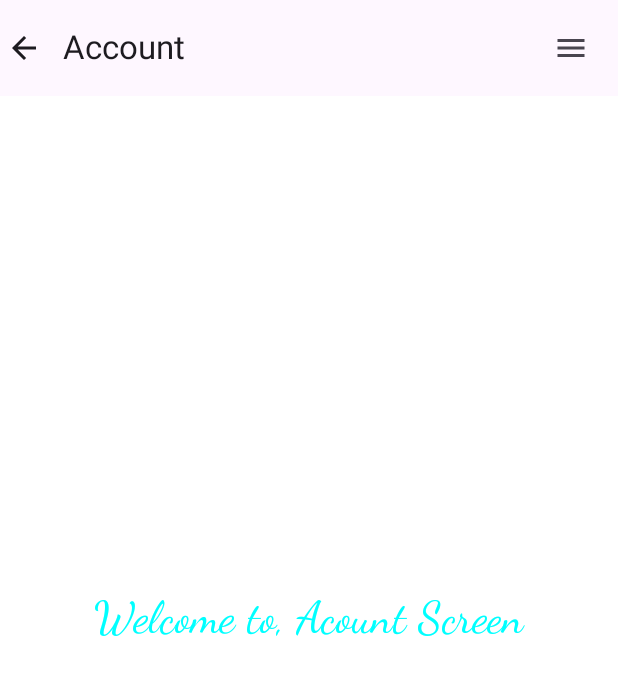
After one commit to hardi17/BottomNavigation-JetpackCompose, an Android app built with Jetpack Compose: the @Preview function AccountScreen, on a phone screen of 412 x 824 dp. The commit adds this screen. Shown: the top 675 px of the screen. Run offline under Robolectric (Android 15) with nearby library versions, the phone set to English and light mode, and no system bars.

Commit message:
Added top bar into all screens and add one more account screen.

```diff
--- /dev/null
+++ b/app/src/main/java/com/hardi/bottomnavigation/ui/screen/AccountScreen.kt
@@ -0,0 +1,66 @@
+package com.hardi.bottomnavigation.ui.screen
+
+import androidx.compose.foundation.layout.Box
+import androidx.compose.foundation.layout.fillMaxSize
+import androidx.compose.foundation.layout.padding
+import androidx.compose.material.icons.Icons
+import androidx.compose.material.icons.filled.ArrowBack
+import androidx.compose.material.icons.filled.Menu
+import androidx.compose.material3.ExperimentalMaterial3Api
+import androidx.compose.material3.Icon
+import androidx.compose.material3.IconButton
+import androidx.compose.material3.Text
+import androidx.compose.material3.TopAppBar
+import androidx.compose.runtime.Composable
+import androidx.compose.ui.Alignment
+import androidx.compose.ui.Modifier
+import androidx.compose.ui.graphics.Color
+import androidx.compose.ui.text.font.FontFamily
+import androidx.compose.ui.text.style.TextAlign
+import androidx.compose.ui.text.style.TextOverflow
+import androidx.compose.ui.tooling.preview.Preview
+import androidx.compose.ui.unit.dp
+import androidx.compose.ui.unit.sp
+import androidx.navigation.NavController
+
+@OptIn(ExperimentalMaterial3Api::class)
+@Preview
+@Composable
+fun AccountScreen() {
+    TopAppBar(
+        navigationIcon = {
+//            IconButton(onClick = //* do someything */) {
+                Icon(
+                    imageVector = Icons.Default.ArrowBack,
+                    contentDescription = "Back"
+                )
+//            }
+        },
+        title = {
+            Text(
+                text = "Account",
+                textAlign = TextAlign.Center,
+                overflow = TextOverflow.Clip,
+                modifier = Modifier.padding(10.dp)
+            )
+        },
+        actions = {
+            Icon(
+                imageVector = Icons.Default.Menu,
+                contentDescription = "Back",
+                modifier = Modifier.padding(15.dp)
+            )
+        }
+    )
+    Box(
+        modifier = Modifier.fillMaxSize(),
+        contentAlignment = Alignment.Center
+    ) {
+        Text(
+            text = "Welcome to, Acount Screen",
+            fontFamily = FontFamily.Cursive,
+            color = Color.Cyan,
+            fontSize = 30.sp
+        )
+    }
+}
--- a/app/src/main/java/com/hardi/bottomnavigation/ui/utils/AppNavigationBar.kt
+++ b/app/src/main/java/com/hardi/bottomnavigation/ui/utils/AppNavigationBar.kt
@@ -10,6 +10,7 @@ import androidx.compose.material3.Text
 import androidx.compose.runtime.Composable
 import androidx.compose.runtime.getValue
 import androidx.compose.ui.Modifier
+import androidx.compose.ui.tooling.preview.Preview
 import androidx.navigation.NavBackStackEntry
 import androidx.navigation.NavDestination
 import androidx.navigation.NavDestination.Companion.hierarchy
@@ -18,11 +19,13 @@ import androidx.navigation.compose.NavHost
 import androidx.navigation.compose.composable
 import androidx.navigation.compose.currentBackStackEntryAsState
 import androidx.navigation.compose.rememberNavController
+import com.hardi.bottomnavigation.ui.screen.AccountScreen
 import com.hardi.bottomnavigation.ui.screen.CartScreen
 import com.hardi.bottomnavigation.ui.screen.HomeScreen
 import com.hardi.bottomnavigation.ui.screen.NotificationScreen
 import com.hardi.bottomnavigation.ui.screen.SearchScreen
 
+@Preview
 @Composable
 fun AppNavigationBar() {
 
--- a/app/src/main/java/com/hardi/bottomnavigation/ui/utils/ScreensName.kt
+++ b/app/src/main/java/com/hardi/bottomnavigation/ui/utils/ScreensName.kt
@@ -4,5 +4,6 @@ enum class ScreensName{
     HomeScreen,
     CartScreen,
     SearchScreen,
-    NotificationScreen
+    NotificationScreen,
+    AccountScreen
 }
```
Also changed, not shown: app/src/main/java/com/hardi/bottomnavigation/ui/screen/CartScreen.kt (+10 -0 lines), app/src/main/java/com/hardi/bottomnavigation/ui/screen/HomeScreen.kt (+21 -1 lines), app/src/main/java/com/hardi/bottomnavigation/ui/screen/NotificationScreen.kt (+10 -0 lines), app/src/main/java/com/hardi/bottomnavigation/ui/screen/SearchScreen.kt (+10 -0 lines).
